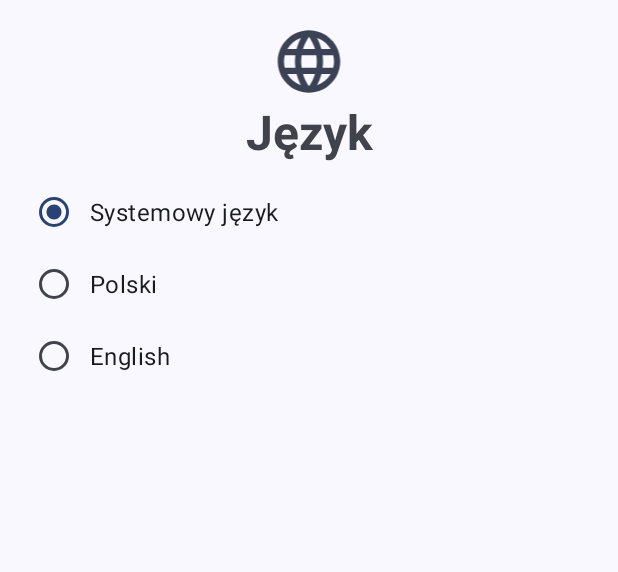
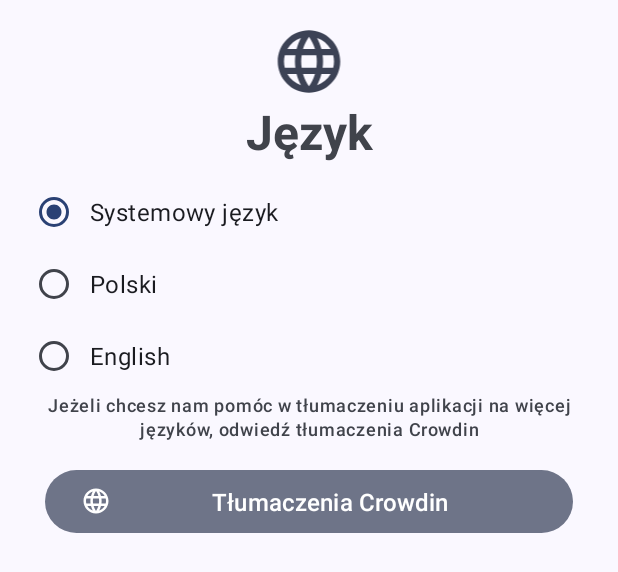
Before and after one commit to rvyk/instalingowy, an Android app: the layout language_dialog.xml on its own in the app's theme, with its tools: preview values and no code run, on a phone screen of 412 x 824 dp. Shown: the top 572 px of the screen. Run offline under Robolectric (Android 15) with nearby library versions, the phone set to English and light mode, and no system bars; network calls fail.

```diff
--- a/app/src/main/res/layout/language_dialog.xml
+++ b/app/src/main/res/layout/language_dialog.xml
@@ -1,6 +1,7 @@
 <LinearLayout xmlns:android="http://schemas.android.com/apk/res/android"
     android:layout_width="match_parent"
     android:layout_height="wrap_content"
+    xmlns:app="http://schemas.android.com/apk/res-auto"
     android:id="@+id/language_dialog"
     android:orientation="vertical"
     android:paddingTop="16dp">
@@ -50,4 +51,24 @@
             android:text="@string/settings_language_english"/>
     </RadioGroup>
 
+    <com.google.android.material.textview.MaterialTextView
+        style="@style/TextAppearance.Material3.LabelMedium"
+        android:layout_marginHorizontal="30dp"
+        android:layout_width="wrap_content"
+        android:layout_height="wrap_content"
+        android:text="@string/change_lang_help_us"
+        android:textAlignment="center" />
+
+    <com.google.android.material.button.MaterialButton
+        style="@style/Widget.Material3.Button.TonalButton"
+        android:id="@+id/langDialCrowBut"
+        app:icon="@drawable/ic_baseline_language_24"
+        android:layout_width="match_parent"
+        android:layout_marginHorizontal="30dp"
+        android:layout_height="50dp"
+        app:iconSize="20sp"
+        android:layout_marginTop="15dp"
+        android:text="@string/extra_info_crowdin"
+        android:textSize="16sp" />
+
 </LinearLayout>
--- a/app/src/main/res/values/strings.xml
+++ b/app/src/main/res/values/strings.xml
@@ -1,7 +1,5 @@
 <resources>
     <string name="app_name">Instapp</string>
-
-    <!--    Login screen-->
     <string name="login_title">Logowanie</string>
     <string name="login_input">Nazwa użytkownika</string>
     <string name="password_input">Hasło</string>
@@ -11,8 +9,6 @@
     <string name="invalid_credentials">Niepoprawne dane logowania</string>
     <string name="unkown_error">Wystąpił nieokreślony błąd</string>
     <string name="api_host_error">Serwer API jest chwilowo niedostępny</string>
-
-    <!--    Start Fragment-->
     <string name="start_title">Rozpocznij</string>
     <string name="logged_as">Zalogowano jako</string>
     <string name="today_session">Dzisiejsza sesja jest</string>
@@ -20,38 +16,23 @@
     <string name="today_session_uncompleted">nie wykonana</string>
     <string name="start_button">Rozpocznij sesję</string>
     <string name="logout_button">Wyloguj się</string>
-
-    <!--    User interface-->
     <string name="fragment_start">Rozpocznij</string>
     <string name="fragment_accounts">Konta</string>
     <string name="fragment_settings">Ustawienia</string>
     <string name="snackbar_session_finished">Sesja zakończona</string>
     <string name="snackbar_session_finished_action">Podsumowanie</string>
-
-    <!--    Solving page-->
     <string name="solving_title">Uzupełnij zdanie</string>
     <string name="translate_text">Przetłumacz:</string>
     <string name="your_answer">Twoja odpowiedź</string>
     <string name="send_answer">Wyślij odpowiedź</string>
     <string name="solving_finished">Sesja zakończona</string>
-
-    <!--    Summary page-->
     <string name="summary_answer">Odpowiedź:</string>
     <string name="full_text">Całe zdanie:</string>
     <string name="continue_button">Przejdź dalej</string>
-
-    <!--    Report bugs-->
     <string name="reportSucess">Dziękujemy za wysłanie informacji o błędzie</string>
     <string name="reportFailure">Zgłaszanie błędów jest chwilowo niemożliwe</string>
-
-    <!--    Clipboard label-->
     <string name="clipboardLabel">Błąd</string>
-
-
-    <!--    Snackbar-->
     <string name="snackbarDetails">Szczegóły</string>
-
-    <!--    report bug dialog-->
     <string name="reportDialogCancel">Anuluj</string>
     <string name="reportDialogCopy">Kopiuj</string>
     <string name="reportDialogReport">Zgłoś błąd</string>
@@ -82,15 +63,10 @@
     <string name="grades_synonym">Synonim</string>
     <string name="grades_typo">Literówka</string>
     <string name="grades_letter_case">Zła wielkość liter</string>
-    <!-- Preference Titles -->
-
-    <!-- Messages Preferences -->
-
-    <!-- Sync Preferences -->
-    <!-- Preference Titles -->
-
-    <!-- Messages Preferences -->
-
-    <!-- Sync Preferences -->
-
+    <string name="extra_info_crowdin">Tłumaczenia Crowdin</string>
+    <string name="change_lang_help_us">Jeżeli chcesz nam pomóc w tłumaczeniu aplikacji na więcej języków, odwiedź tłumaczenia Crowdin</string>
+    <string name="settings_theme_restart_required">Aby zastosować nowy motyw, konieczne jest ponowne uruchomienie aplikacji</string>
+    <string name="settings_theme_restart_required_title">Restart aplikacji</string>
+    <string name="settings_theme_restart_now">Restartuj teraz</string>
+    <string name="settings_theme_restart_later">Poźniej</string>
 </resources>
```
Also changed, not shown: app/src/main/java/pl/rvyk/instapp/LoginActivity.java (+17 -1 lines), app/src/main/java/pl/rvyk/instapp/fragments/Settings.java (+72 -1 lines), app/src/main/res/layout/extra_info_dialog.xml (+12 -0 lines), 1 other file.
